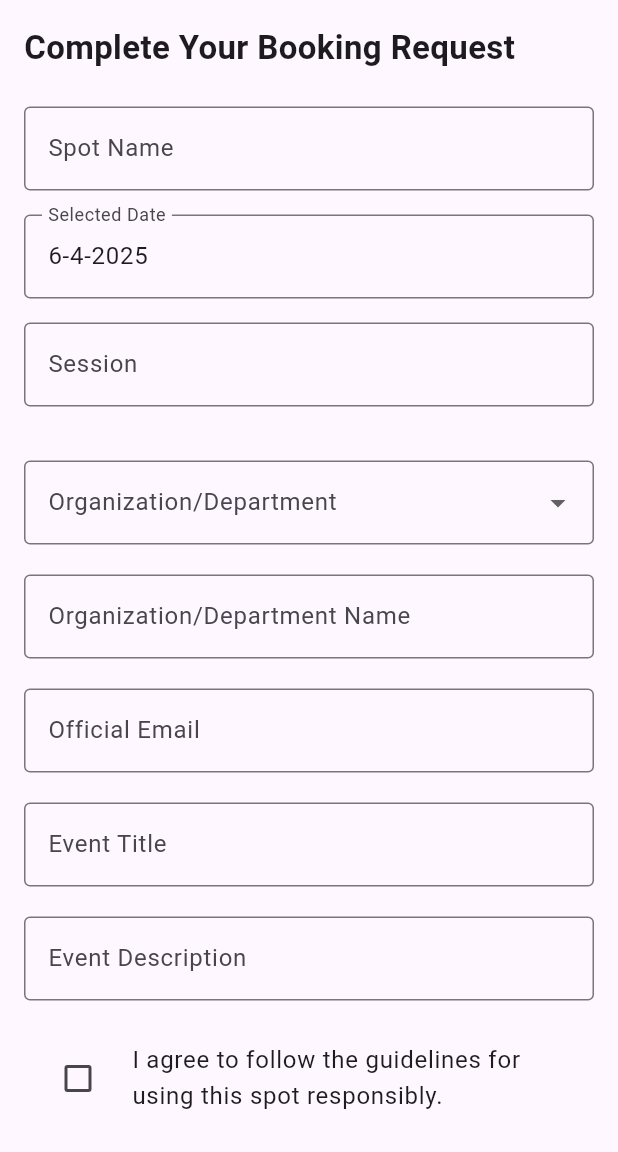
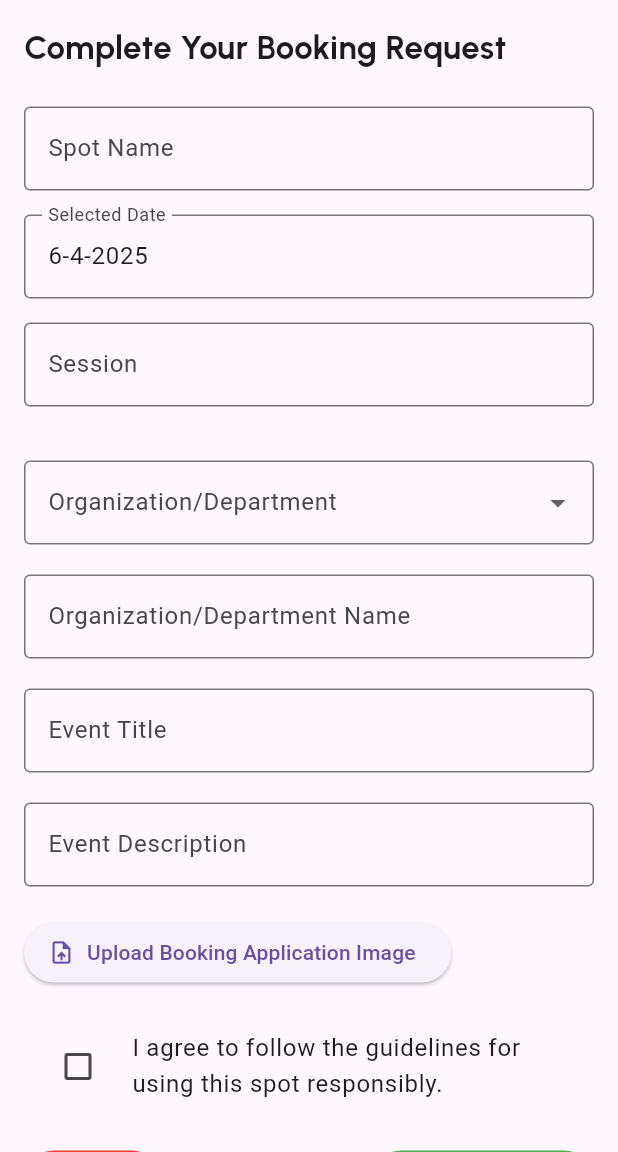
Before and after one commit to mohaiminulnirob/SWE-250_Android_App, a Flutter app: the BookingPage screen opened directly with empty values, on a phone screen of 412 x 824 dp, the part 84-1236 px from its top. Run offline on Flutter 3.47's test engine with Material 3 defaults, Android fonts, the phone set to English and light mode, and no system bars; our stand-ins replace cloud_firestore, firebase_auth, firebase_core, image_picker, table_calendar; accounts and stored records are empty.

Commit message:
modify booking request submit form adding new field to upload application image

```diff
--- a/lib/models/event_model.dart
+++ b/lib/models/event_model.dart
@@ -1,39 +1,47 @@
 class Event {
+  final String uid;
   final String spotName;
   final String title;
   final String organizationName;
   final DateTime date;
   final String session;
   final String description;
+  final String applicationImageUrl;
 
   Event({
+    required this.uid,
     required this.spotName,
     required this.title,
     required this.organizationName,
     required this.date,
     required this.session,
     required this.description,
+    required this.applicationImageUrl,
   });
 
   Map<String, dynamic> toMap() {
     return {
+      'uid': uid,
       'spotName': spotName,
       'title': title,
       'organizationName': organizationName,
       'date': date.toIso8601String(),
       'session': session,
       'description': description,
+      'applicationImageUrl': applicationImageUrl,
     };
   }
 
   factory Event.fromMap(Map<String, dynamic> map) {
     return Event(
+      uid: map['uid'] ?? '',
       spotName: map['spotName'] ?? '',
       title: map['title'] ?? '',
       organizationName: map['organizationName'] ?? '',
       date: DateTime.parse(map['date'] ?? DateTime.now().toIso8601String()),
       session: map['session'] ?? '',
       description: map['description'] ?? '',
+      applicationImageUrl: map['applicationImageUrl'] ?? '',
     );
   }
 }
--- a/lib/pages/auditorium.dart
+++ b/lib/pages/auditorium.dart
@@ -7,7 +7,8 @@ import 'package:project/widgets/availability_calender.dart';
 import 'package:project/repositories/spot_event_repository.dart';
 
 class AuditoriumPage extends StatefulWidget {
-  const AuditoriumPage({super.key});
+  final String uid;
+  const AuditoriumPage({super.key, required this.uid});
 
   @override
   State<AuditoriumPage> createState() => _AuditoriumPageState();
@@ -56,6 +57,7 @@ class _AuditoriumPageState extends State<AuditoriumPage> {
             const SizedBox(height: 10),
             AvailabilityCalendar(
               spotName: "Auditorium",
+              uid: widget.uid,
             ),
             SpotDescription(
               title: "Description",
--- a/lib/pages/basketball_ground.dart
+++ b/lib/pages/basketball_ground.dart
@@ -7,7 +7,8 @@ import 'package:project/widgets/availability_calender.dart';
 import 'package:project/repositories/spot_event_repository.dart';
 
 class BasketballGroundPage extends StatefulWidget {
-  const BasketballGroundPage({super.key});
+  final String uid;
+  const BasketballGroundPage({super.key, required this.uid});
 
   @override
   State<BasketballGroundPage> createState() => _BasketballGroundPageState();
@@ -54,7 +55,8 @@ class _BasketballGroundPageState extends State<BasketballGroundPage> {
               ],
             ),
             const SizedBox(height: 10),
-            const AvailabilityCalendar(spotName: ""),
+            AvailabilityCalendar(
+                spotName: "Basketball Ground", uid: widget.uid),
             SpotDescription(
               title: "Description",
               content: const Padding(
--- a/lib/pages/booking_page.dart
+++ b/lib/pages/booking_page.dart
@@ -5,14 +5,17 @@ import 'package:project/widgets/custom_app_bar.dart';
 import 'package:project/models/event_model.dart';
 import 'package:project/models/booked_date_model.dart';
 import 'package:project/repositories/event_repository.dart';
+import 'package:project/services/storage_service.dart';
 
 class BookingPage extends StatefulWidget {
+  final String uid;
   final String spotName;
   final DateTime selectedDate;
   final String session;
 
   const BookingPage({
     super.key,
+    required this.uid,
     required this.spotName,
     required this.selectedDate,
     required this.session,
@@ -29,19 +32,25 @@ class _BookingPageState extends State<BookingPage> {
   String? _officialEmail;
   String? _eventTitle;
   String? _eventDescription;
+  String _applicationImageUrl = "";
   bool _acceptedTerms = false;
+  final StorageService _profileStorageService = StorageService();
 
   Future<void> _submitForm() async {
-    if (_formKey.currentState!.validate() && _acceptedTerms) {
+    if (_formKey.currentState!.validate() &&
+        _acceptedTerms &&
+        _applicationImageUrl.isNotEmpty) {
       _formKey.currentState!.save();
 
       final newEvent = Event(
+        uid: widget.uid,
         spotName: widget.spotName,
         title: _eventTitle!,
         organizationName: _organizationName!,
         date: widget.selectedDate,
         session: widget.session,
         description: _eventDescription!,
+        applicationImageUrl: _applicationImageUrl,
       );
 
       final newBookedDate = BookedDate(
@@ -56,6 +65,7 @@ class _BookingPageState extends State<BookingPage> {
       await BookedDatesRepository().refreshBookedDates();
       await SpotBookedDatesRepository().refresh();
       await EventRepository().refreshEvents();
+      //await StorageService().sendConfirmationEmailToUser(widget.uid);
 
       ScaffoldMessenger.of(context).showSnackBar(
         const SnackBar(content: Text('Request Submitted Successfully!')),
@@ -63,6 +73,23 @@ class _BookingPageState extends State<BookingPage> {
     } else {
       ScaffoldMessenger.of(context).showSnackBar(
         const SnackBar(content: Text('Please complete the form.')),
+      );
+    }
+  }
+
+  Future<void> _uploadApplicationImage() async {
+    String? imageUrl = await _profileStorageService.uploadApplicationImage();
+    if (imageUrl != null) {
+      setState(() {
+        _applicationImageUrl = imageUrl;
+      });
+      ScaffoldMessenger.of(context).showSnackBar(
+        const SnackBar(
+            content: Text("Application image uploaded successfully!")),
+      );
+    } else {
+      ScaffoldMessenger.of(context).showSnackBar(
+        const SnackBar(content: Text("Failed to upload application image.")),
       );
     }
   }
@@ -80,7 +107,10 @@ class _BookingPageState extends State<BookingPage> {
             children: [
               const Text(
                 "Complete Your Booking Request",
-                style: TextStyle(fontSize: 22, fontWeight: FontWeight.bold),
+                style: TextStyle(
+                    fontSize: 22,
+                    fontWeight: FontWeight.bold,
+                    fontFamily: 'Urbanist'),
               ),
               const SizedBox(height: 24),
               _buildReadOnlyField("Spot Name", widget.spotName),
@@ -111,12 +141,6 @@ class _BookingPageState extends State<BookingPage> {
                   "Enter organization/department name",
                   (value) => _organizationName = value),
               const SizedBox(height: 20),
-              _buildTextField(
-                  "Official Email",
-                  "Enter official email",
-                  (value) => _officialEmail = value,
-                  TextInputType.emailAddress),
-              const SizedBox(height: 20),
               _buildTextField("Event Title", "Enter event title",
                   (value) => _eventTitle = value),
               const SizedBox(height: 20),
@@ -126,6 +150,20 @@ class _BookingPageState extends State<BookingPage> {
                   (value) => _eventDescription = value,
                   TextInputType.multiline,
                   100),
+              const SizedBox(height: 20),
+              ElevatedButton.icon(
+                onPressed: _uploadApplicationImage,
+                icon: const Icon(Icons.upload_file),
+                label: const Text("Upload Booking Application Image"),
+              ),
+              if (_applicationImageUrl.isNotEmpty)
+                Padding(
+                  padding: const EdgeInsets.only(top: 8.0),
+                  child: Image.network(
+                    _applicationImageUrl,
+                    height: 100,
+                  ),
+                ),
               const SizedBox(height: 20),
               CheckboxListTile(
                 title: const Text(
@@ -144,13 +182,27 @@ class _BookingPageState extends State<BookingPage> {
                     onPressed: () => Navigator.pop(context),
                     style:
                         ElevatedButton.styleFrom(backgroundColor: Colors.red),
-                    child: const Text("Cancel"),
+                    child: const Text(
+                      "Cancel",
+                      style: TextStyle(
+                          color: Colors.white,
+                          fontSize: 14,
+                          fontWeight: FontWeight.bold,
+                          fontFamily: 'Urbanist'),
+                    ),
                   ),
                   ElevatedButton(
                     onPressed: _submitForm,
                     style:
                         ElevatedButton.styleFrom(backgroundColor: Colors.green),
-                    child: const Text("Submit Request"),
+                    child: const Text(
+                      "Submit Request",
+                      style: TextStyle(
+                          color: Colors.white,
+                          fontSize: 14,
+                          fontWeight: FontWeight.bold,
+                          fontFamily: 'Urbanist'),
+                    ),
                   ),
                 ],
               ),
--- a/lib/pages/central_field.dart
+++ b/lib/pages/central_field.dart
@@ -7,7 +7,8 @@ import 'package:project/widgets/availability_calender.dart';
 import 'package:project/repositories/spot_event_repository.dart';
 
 class CentralFieldPage extends StatefulWidget {
-  const CentralFieldPage({super.key});
+  final String uid;
+  const CentralFieldPage({super.key, required this.uid});
 
   @override
   State<CentralFieldPage> createState() => _CentralFieldPageState();
@@ -54,7 +55,7 @@ class _CentralFieldPageState extends State<CentralFieldPage> {
               ],
             ),
             const SizedBox(height: 10),
-            const AvailabilityCalendar(spotName: "Central Field"),
+            AvailabilityCalendar(spotName: "Central Field", uid: widget.uid),
             SpotDescription(
               title: "Description",
               content: const Padding(
--- a/lib/pages/handball_ground.dart
+++ b/lib/pages/handball_ground.dart
@@ -7,7 +7,8 @@ import 'package:project/widgets/availability_calender.dart';
 import 'package:project/repositories/spot_event_repository.dart';
 
 class HandballGroundPage extends StatefulWidget {
-  const HandballGroundPage({super.key});
+  final String uid;
+  const HandballGroundPage({super.key, required this.uid});
 
   @override
   State<HandballGroundPage> createState() => _HandballGroundPageState();
@@ -54,8 +55,9 @@ class _HandballGroundPageState extends State<HandballGroundPage> {
               ],
             ),
             const SizedBox(height: 10),
-            const AvailabilityCalendar(
+            AvailabilityCalendar(
               spotName: "Handball Ground",
+              uid: widget.uid,
             ),
             SpotDescription(
               title: "Description",
--- a/lib/widgets/spot_description.dart
+++ b/lib/widgets/spot_description.dart
@@ -20,7 +20,8 @@ class _SpotDescriptionState extends State<SpotDescription> {
       children: [
         ListTile(
           title: Text(widget.title,
-              style: const TextStyle(fontWeight: FontWeight.bold)),
+              style: const TextStyle(
+                  fontWeight: FontWeight.bold, fontFamily: 'Urbanist')),
           trailing: Icon(_isOpen ? Icons.expand_less : Icons.expand_more),
           onTap: () {
             setState(() {
--- a/lib/widgets/spot_location.dart
+++ b/lib/widgets/spot_location.dart
@@ -16,7 +16,8 @@ class _SpotLocationState extends State<SpotLocation> {
       children: [
         ListTile(
           title: const Text("Location",
-              style: TextStyle(fontWeight: FontWeight.bold)),
+              style: TextStyle(
+                  fontWeight: FontWeight.bold, fontFamily: 'Urbanist')),
           trailing: Icon(_isOpen ? Icons.expand_less : Icons.expand_more),
           onTap: () {
             setState(() {
--- a/lib/widgets/spot_upcoming_events.dart
+++ b/lib/widgets/spot_upcoming_events.dart
@@ -73,7 +73,8 @@ class _SpotUpcomingEventsState extends State<SpotUpcomingEvents> {
       children: [
         ListTile(
           title: const Text("Upcoming Events",
-              style: TextStyle(fontWeight: FontWeight.bold)),
+              style: TextStyle(
+                  fontWeight: FontWeight.bold, fontFamily: 'Urbanist')),
           trailing: Icon(_isOpen ? Icons.expand_less : Icons.expand_more),
           onTap: () {
             setState(() {
```
Also changed, not shown: lib/pages/home_page.dart (+16 -4 lines), lib/pages/mini_auditorium.dart (+3 -4 lines), lib/pages/password_retrieve_page.dart (+7 -1 lines), lib/pages/profile_page.dart (+43 -14 lines), lib/pages/registration_page.dart (+6 -1 lines), lib/pages/verification_page.dart (+6 -2 lines), lib/services/storage_service.dart (renamed from lib/services/profile_storage_service.dart, +43 -1 lines), lib/widgets/availability_calender.dart (+14 -8 lines), lib/widgets/spot_list.dart (+14 -10 lines), 4 other files.
